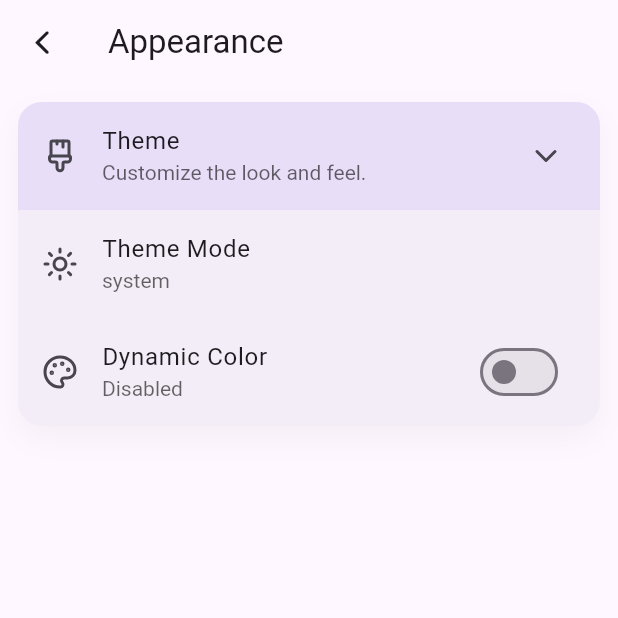
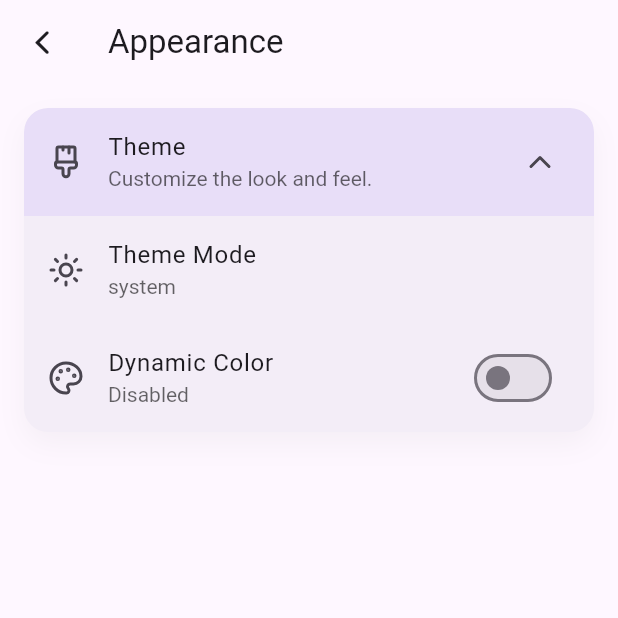
Before and after one commit to 6Rix6/YttriumMusic, a Flutter app: the SettingPage screen opened directly, after a tap on "Appearance", on a phone screen of 412 x 824 dp, the top half of it. Run offline on Flutter 3.47's test engine with Material 3 defaults, Android fonts, the phone set to English and light mode, and no system bars; drawn by our look-alikes of dynamic_color; our stand-ins replace animated_flip_counter, audio_service, figma_squircle, get, just_audio, loading_animation_widget and 6 more; missing offline and left inert: flutter_inappwebview, innertube_dart, nampack; accounts and stored records are empty; statements that could not run were skipped.

Commit message:
add option fields

```diff
--- a/lib/pages/setting/setting_detail_page.dart
+++ b/lib/pages/setting/setting_detail_page.dart
@@ -26,7 +26,7 @@ class SettingDetailPage extends StatelessWidget {
       ),
       body: SingleChildScrollView(
         child: Padding(
-          padding: EdgeInsets.all(12),
+          padding: EdgeInsets.all(16),
           child: Column(spacing: 12, children: items),
         ),
       ),
@@ -34,23 +34,97 @@ class SettingDetailPage extends StatelessWidget {
   }
 }
 
-class SettingGroup extends StatelessWidget {
+// class SettingGroup extends StatelessWidget {
+//   final String title;
+//   final String description;
+//   final IconData icon;
+//   final List<SettingGroupItem> items;
+//   const SettingGroup({
+//     super.key,
+//     required this.title,
+//     required this.description,
+//     required this.icon,
+//     required this.items,
+//   });
+
+//   @override
+//   Widget build(BuildContext context) {
+//     final theme = Theme.of(context);
+//     final surfaceColor = theme.colorScheme.surfaceContainer;
+//     return Container(
+//       decoration: BoxDecoration(
+//         color: surfaceColor,
+//         borderRadius: BorderRadius.circular(16),
+//         boxShadow: [
+//           BoxShadow(
+//             color: Colors.grey.withValues(alpha: 0.1),
+//             blurRadius: 16,
+//             offset: Offset(0, 8),
+//             spreadRadius: 0,
+//           ),
+//         ],
+//       ),
+//       child: Column(
+//         children: [
+//           // header
+//           Container(
+//             decoration: BoxDecoration(
+//               color: theme.colorScheme.secondaryContainer,
+//               borderRadius: BorderRadius.vertical(top: Radius.circular(16)),
+//             ),
+//             child: ListTile(
+//               title: Text(title),
+//               subtitle: Text(description),
+//               subtitleTextStyle: TextStyle(color: theme.hintColor),
+//               leading: Icon(icon),
+//               trailing: Icon(LucideIcons.chevronDown),
+//             ),
+//           ),
+//           // body
+//           Column(children: items),
+//         ],
+//       ),
+//     );
+//   }
+// }
+
+class SettingGroup extends StatefulWidget {
   final String title;
   final String description;
   final IconData icon;
   final List<SettingGroupItem> items;
+  // options
+  final bool isExpansionInteractive;
+  final bool initialExpanded;
+
   const SettingGroup({
     super.key,
     required this.title,
     required this.description,
     required this.icon,
     required this.items,
+    this.isExpansionInteractive = true,
+    this.initialExpanded = true,
   });
+
+  @override
+  State<SettingGroup> createState() => _SettingGroupState();
+}
+
+class _SettingGroupState extends State<SettingGroup> {
+  bool _isExpanded = true;
+
+  @override
+  void initState() {
+    super.initState();
+    _isExpanded = widget.initialExpanded;
+  }
 
   @override
   Widget build(BuildContext context) {
     final theme = Theme.of(context);
     final surfaceColor = theme.colorScheme.surfaceContainer;
+
     return Container(
       decoration: BoxDecoration(
         color: surfaceColor,
@@ -59,29 +133,57 @@ class SettingGroup extends StatelessWidget {
           BoxShadow(
             color: Colors.grey.withValues(alpha: 0.1),
             blurRadius: 16,
-            offset: Offset(0, 8),
+            offset: const Offset(0, 8),
             spreadRadius: 0,
           ),
         ],
       ),
+      clipBehavior: Clip.antiAlias,
       child: Column(
         children: [
-          // header
-          Container(
-            decoration: BoxDecoration(
-              color: theme.colorScheme.secondaryContainer,
-              borderRadius: BorderRadius.vertical(top: Radius.circular(16)),
-            ),
-            child: ListTile(
-              title: Text(title),
-              subtitle: Text(description),
-              subtitleTextStyle: TextStyle(color: theme.hintColor),
-              leading: Icon(icon),
-              trailing: Icon(LucideIcons.chevronDown),
+          // Header
+          GestureDetector(
+            onTap: () {
+              setState(() {
+                if (!widget.isExpansionInteractive) return;
+                _isExpanded = !_isExpanded;
+              });
+            },
+            child: AnimatedContainer(
+              duration: const Duration(milliseconds: 200),
+              decoration: BoxDecoration(
+                color: theme.colorScheme.secondaryContainer,
+                borderRadius: BorderRadius.vertical(
+                  top: const Radius.circular(16),
+                  bottom: Radius.circular(_isExpanded ? 0 : 16),
+                ),
+              ),
+              child: ListTile(
+                title: Text(widget.title),
+                subtitle: Text(widget.description),
+                subtitleTextStyle: TextStyle(color: theme.hintColor),
+                leading: Icon(widget.icon),
+                trailing: AnimatedRotation(
+                  turns: _isExpanded ? 0.5 : 0.0,
+                  duration: const Duration(milliseconds: 200),
+                  child: const Icon(LucideIcons.chevronDown),
+                ),
+              ),
             ),
           ),
-          // body
-          Column(children: items),
+
+          // Body
+          AnimatedSize(
+            duration: const Duration(milliseconds: 300),
+            curve: Curves.easeInOut,
+            alignment: Alignment.topCenter,
+            child: SizedBox(
+              width: double.infinity,
+              child: _isExpanded
+                  ? Column(children: widget.items)
+                  : const SizedBox.shrink(),
+            ),
+          ),
         ],
       ),
     );
```
Also changed, not shown: lib/pages/setting/details/appearance_detail_page.dart (+0 -28 lines).
